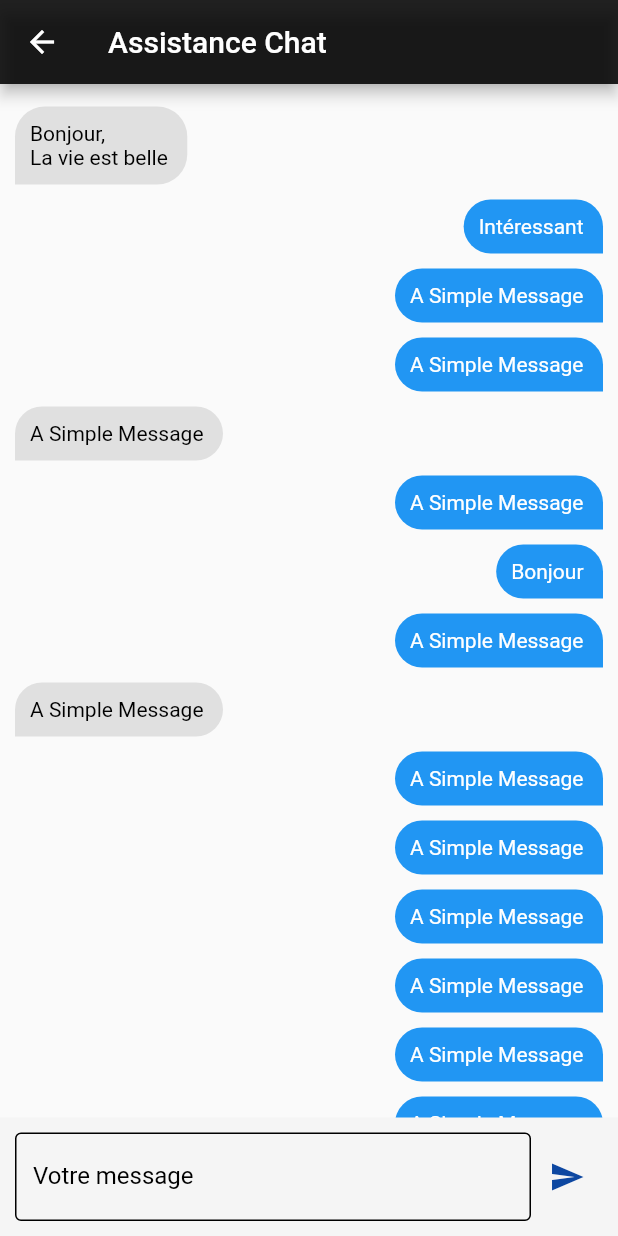
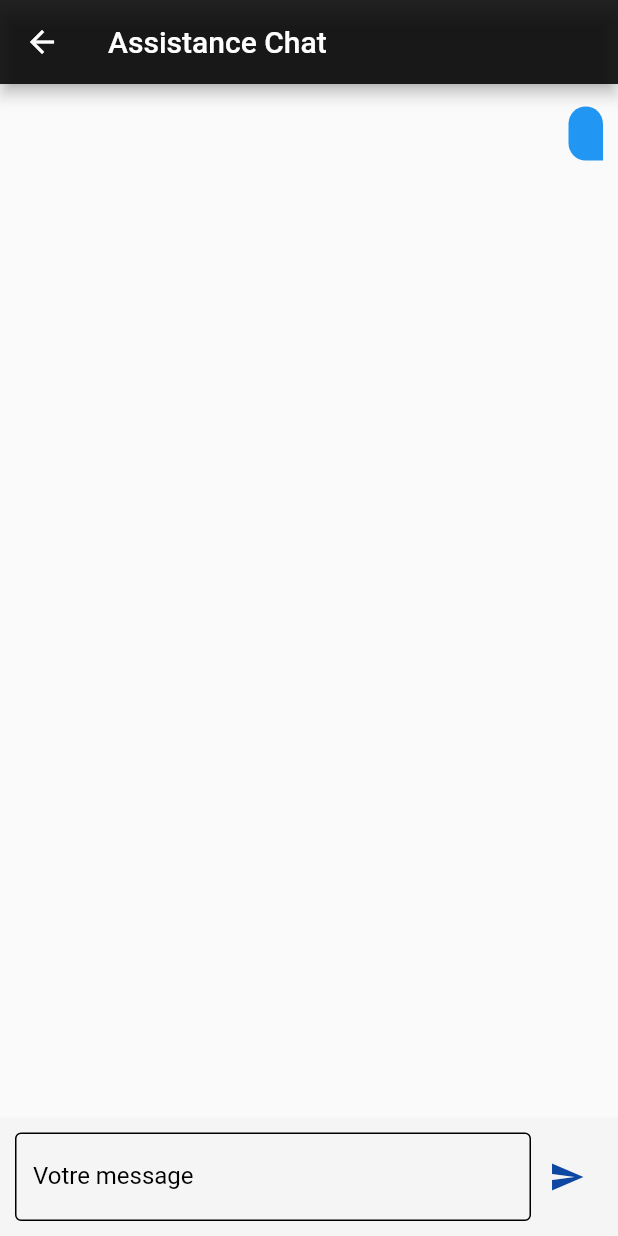
Before and after one commit to Benliam12/SuperProjet, a Flutter app: the ChatBot screen opened directly, after a tap on the "send" icon, on a phone screen of 412 x 824 dp. Run offline on Flutter 3.47's test engine with Material 2 defaults, Android fonts, the phone set to English and light mode, and no system bars.

Commit message:
Impleming reply system

```diff
--- a/lib/chatbot.dart
+++ b/lib/chatbot.dart
@@ -2,7 +2,6 @@ import 'dart:developer';
 
 import 'package:flutter/material.dart';
 import 'package:login_app/setting_manager.dart';
-import 'package:vibrate/vibrate.dart';
 
 class ChatBot extends StatefulWidget {
   ChatBot({Key key}) : super(key: key);
@@ -17,8 +16,26 @@ class _ChatBotState extends State<ChatBot> {
     });
   }
 
+  List<Messages> messages = [];
+  final myController = TextEditingController();
+
+  @override
+  void dispose() {
+    // Clean up the controller when the widget is disposed.
+    myController.dispose();
+    super.dispose();
+  }
+
   void _onSendMessage() {
-    setState(() {});
+    setState(() {
+      String message = myController.text;
+      List<String> splitString = message.split('');
+
+      messages.add(new Messages(
+        message: message,
+      ));
+      myController.clear();
+    });
   }
 
   @override
@@ -33,38 +50,13 @@ class _ChatBotState extends State<ChatBot> {
         height: MediaQuery.of(context).size.height,
         child: Column(
           children: <Widget>[
+            Container(height: 15),
             Expanded(
-              child: ListView(
-                children: <Widget>[
-                  Container(height: 15),
-                  Messages(
-                      message: "Bonjour,\nLa vie est belle", reader: false),
-                  Messages(message: "Intéressant"),
-                  Messages(),
-                  Messages(),
-                  Messages(
-                    reader: false,
-                  ),
-                  Messages(),
-                  Messages(
-                    message: "Bonjour",
-                  ),
-                  Messages(),
-                  Messages(
-                    reader: false,
-                  ),
-                  Messages(),
-                  Messages(),
-                  Messages(),
-                  Messages(),
-                  Messages(),
-                  Messages(),
-                  Messages(),
-                  Messages(),
-                  Messages(),
-                ],
-              ),
-            ),
+                child: new ListView.builder(
+                    itemCount: messages.length,
+                    itemBuilder: (BuildContext ctxt, int index) {
+                      return messages[index];
+                    })),
             Container(
               color: Colors.grey[100],
               child: Padding(
@@ -73,6 +65,7 @@ class _ChatBotState extends State<ChatBot> {
                     children: <Widget>[
                       Flexible(
                         child: TextFormField(
+                          controller: myController,
                           validator: (value) {
                             if (value == null) {
                               return 'Please enter some text';
@@ -97,7 +90,7 @@ class _ChatBotState extends State<ChatBot> {
                           Icons.send,
                           color: Colors.blue[900],
                         ),
-                        onPressed: _onSendMessage,
+                        onPressed: () => {_onSendMessage()},
                       ),
                     ],
                   )),
@@ -136,6 +129,7 @@ class Messages extends StatelessWidget {
     }
 
     return Container(
+        width: MediaQuery.of(context).size.width * 0.50,
         margin: EdgeInsets.only(bottom: 10.0, right: 10.0, left: 10.0),
         child: Align(
             alignment: this.alignment,
@@ -150,6 +144,8 @@ class Messages extends StatelessWidget {
                           bottomRight: Radius.circular(this.readerReader)),
                       color: this.color),
                   padding: EdgeInsets.all(10.0),
+                  child: LimitedBox(
+                      maxWidth: 205,
                       child: SelectableText(
                         this.message,
                         style: TextStyle(color: this.textColor),
@@ -158,8 +154,8 @@ class Messages extends StatelessWidget {
                           selectAll: true,
                         ),
                         scrollPhysics: ClampingScrollPhysics(),
-                    onTap: () => {Vibrate.feedback(FeedbackType.error)},
-                  )),
+                        onTap: () => {},
+                      ))),
             )));
   }
 }
--- a/lib/main.dart
+++ b/lib/main.dart
@@ -16,15 +16,6 @@ class MyApp extends StatelessWidget {
     return MaterialApp(
       title: 'Student tool kit',
       theme: ThemeData(
-        // This is the theme of your application.
-        //
-        // Try running your application with "flutter run". You'll see the
-        // application has a blue toolbar. Then, without quitting the app, try
-        // changing the primarySwatch below to Colors.green and then invoke
-        // "hot reload" (press "r" in the console where you ran "flutter run",
-        // or simply save your changes to "hot reload" in a Flutter IDE).
-        // Notice that the counter didn't reset back to zero; the application
-        // is not restarted.
         primarySwatch: Colors.purple,
       ),
       home: MyHomePage(title: "Student Tool kit"),
@@ -65,7 +56,7 @@ class _MyHomePageState extends State<MyHomePage> {
     "Calendar",
     "Chimistry Calculator",
     "Assistant Chat",
-    "Stats"
+    "Astrology"
   ];
 
   void _settings() {
@@ -82,7 +73,7 @@ class _MyHomePageState extends State<MyHomePage> {
         "Calendar",
         "Chimistry Calculator",
         "Assistant Chat",
-        "Stats"
+        "Astrology"
       ];
     });
   }
@@ -158,7 +149,6 @@ class Activities extends StatelessWidget {
         context,
         MaterialPageRoute(builder: (context) => ChatBot()),
       );
-
       return;
     }
 
```
Lines whose indentation alone changed are shown as unchanged.
